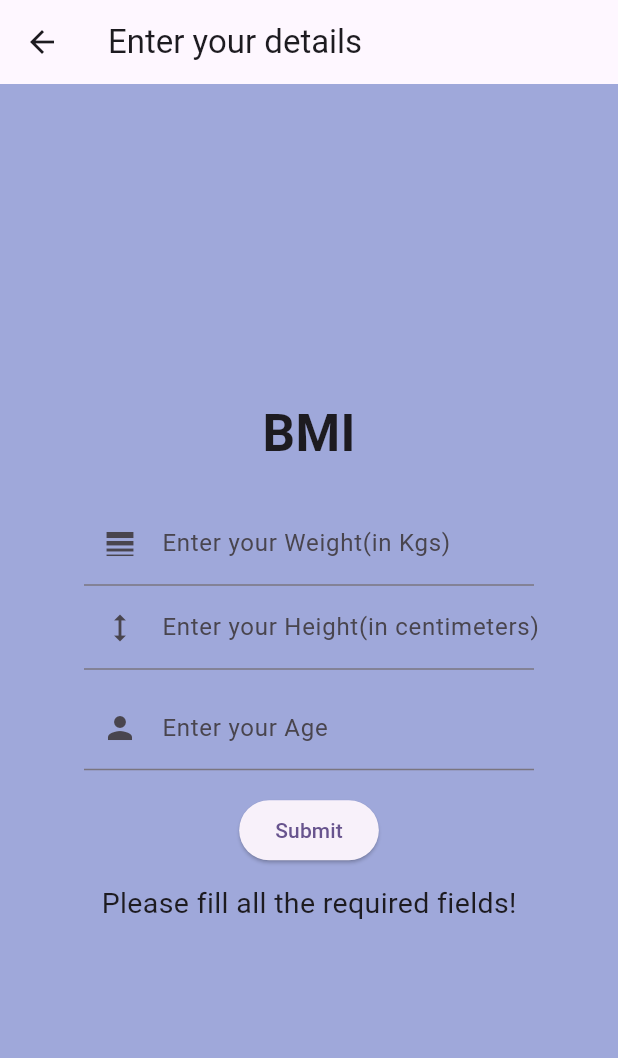
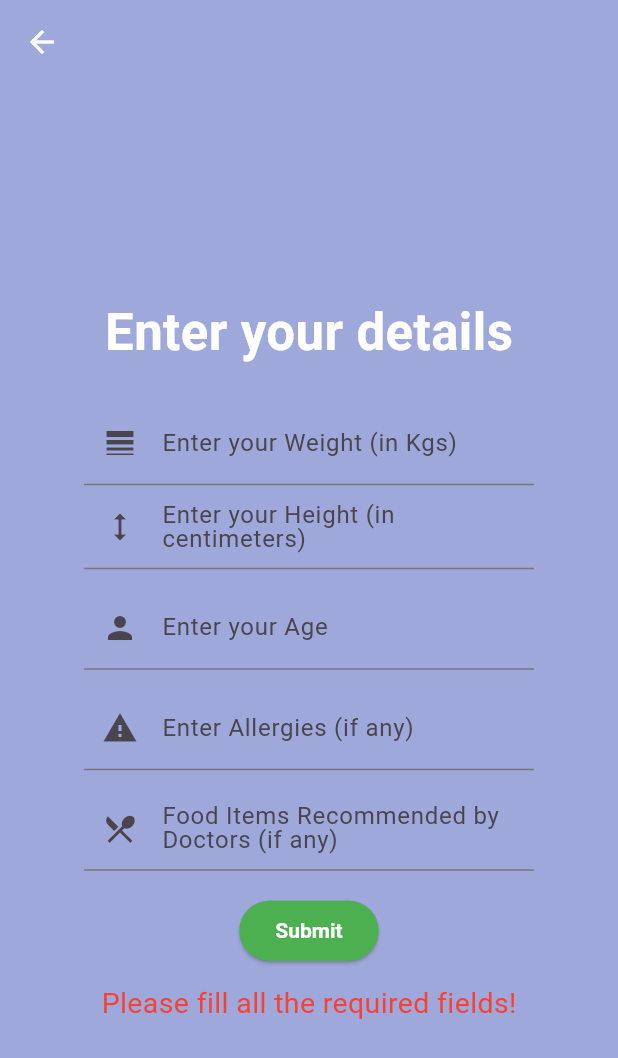
Before and after one commit to hashanwijemanna/NutriMob, a Flutter app: the BMICalculater screen opened directly, after a tap on "Submit", on a phone screen of 412 x 824 dp. Shown: the top 1058 px of the screen. Run offline on Flutter 3.47's test engine with Material 3 defaults, Android fonts, the phone set to English and light mode, and no system bars; our stand-ins replace cloud_firestore, firebase_auth, firebase_core, firebase_database, google_sign_in, smooth_page_indicator; accounts and stored records are empty.

Commit message:
Updated.
Added firebase real time database to get user's bio data.

```diff
--- a/nutri_mob/lib/BMI CAL.dart
+++ b/nutri_mob/lib/BMI CAL.dart
@@ -1,6 +1,8 @@
 import 'package:flutter/material.dart';
 import 'package:firebase_auth/firebase_auth.dart';
 import 'package:firebase_database/firebase_database.dart';
+import 'package:nutri_mob/home.dart';
+import 'package:nutri_mob/main.dart';
 
 class BMICalculater extends StatefulWidget {
   const BMICalculater({Key? key}) : super(key: key);
@@ -13,6 +15,8 @@ class _BMICalculaterState extends State<BMICalculater> {
   var wtController = TextEditingController();
   var htController = TextEditingController();
   var agController = TextEditingController();
+  var allergiesController = TextEditingController();
+  var foodItemsController = TextEditingController();
 
   var result = "";
   var bgColor = Colors.indigo.shade200;
@@ -24,7 +28,12 @@ class _BMICalculaterState extends State<BMICalculater> {
   Widget build(BuildContext context) {
     return Scaffold(
       appBar: AppBar(
-        title: Text('Enter your details'),
+        title: Text(
+          '',
+          style: TextStyle(color: Colors.white),
+        ),
+        backgroundColor: bgColor,
+        iconTheme: IconThemeData(color: Colors.white), // Back button color
       ),
       body: Container(
         color: bgColor,
@@ -35,14 +44,18 @@ class _BMICalculaterState extends State<BMICalculater> {
               mainAxisAlignment: MainAxisAlignment.center,
               children: [
                 Text(
-                  'BMI',
-                  style: TextStyle(fontSize: 34, fontWeight: FontWeight.w700),
+                  'Enter your details',
+                  style: TextStyle(
+                    fontSize: 34,
+                    fontWeight: FontWeight.w700,
+                    color: Colors.white,
+                  ),
                 ),
                 SizedBox(height: 21),
                 TextField(
                   controller: wtController,
                   decoration: InputDecoration(
-                    label: Text('Enter your Weight(in Kgs)'),
+                    label: Text('Enter your Weight (in Kgs)'),
                     prefixIcon: Icon(Icons.line_weight),
                   ),
                   keyboardType: TextInputType.number,
@@ -50,7 +63,7 @@ class _BMICalculaterState extends State<BMICalculater> {
                 TextField(
                   controller: htController,
                   decoration: InputDecoration(
-                    label: Text('Enter your Height(in centimeters)'),
+                    label: Text('Enter your Height (in centimeters)'),
                     prefixIcon: Icon(Icons.height),
                   ),
                   keyboardType: TextInputType.number,
@@ -64,12 +77,32 @@ class _BMICalculaterState extends State<BMICalculater> {
                   ),
                   keyboardType: TextInputType.number,
                 ),
+                SizedBox(height: 11),
+                TextField(
+                  controller: allergiesController,
+                  decoration: InputDecoration(
+                    label: Text('Enter Allergies (if any)'),
+                    prefixIcon: Icon(Icons.warning),
+                  ),
+                  keyboardType: TextInputType.text,
+                ),
+                SizedBox(height: 11),
+                TextField(
+                  controller: foodItemsController,
+                  decoration: InputDecoration(
+                    label: Text('Food Items Recommended by Doctors (if any)'),
+                    prefixIcon: Icon(Icons.local_dining),
+                  ),
+                  keyboardType: TextInputType.text,
+                ),
                 SizedBox(height: 16),
                 ElevatedButton(
                   onPressed: () async {
                     var wt = wtController.text.toString();
                     var ht = htController.text.toString();
                     var age = agController.text.toString();
+                    var allergies = allergiesController.text.toString();
+                    var foodItems = foodItemsController.text.toString();
 
                     if (wt != "" && ht != "" && age != "") {
                       // BMI CALCULATION
@@ -80,25 +113,38 @@ class _BMICalculaterState extends State<BMICalculater> {
                       var tM = iht / 100;
                       var bmi = iWt / (tM * tM);
 
-                      setState(() {
-                        result = "Your BMI is ${bmi.toStringAsFixed(2)}";
-                      });
-
                       // Get the current user
                       User? user = _auth.currentUser;
                       if (user != null) {
                         String email = user.email ?? "unknown";
 
-                        // Push data to Firebase Realtime Database
-                        await _database
-                            .ref("users/${user.uid}/bmiData")
-                            .set({
+                        // Prepare data to push to Firebase Realtime Database
+                        Map<String, dynamic> userData = {
                           "weight": iWt,
                           "height": iht,
                           "age": iAge,
                           "bmi": bmi.toStringAsFixed(2),  // Push BMI value
                           "email": email,
-                        });
+                        };
+
+                        // Add optional fields if they are not empty
+                        if (allergies.isNotEmpty) {
+                          userData["allergies"] = allergies;
+                        }
+                        if (foodItems.isNotEmpty) {
+                          userData["food_items_recommended"] = foodItems;
+                        }
+
+                        // Push data to Firebase Realtime Database
+                        await _database.ref("users/${user.uid}/bioData").set(userData);
+
+                        // Navigate to the result page if successful
+                        Navigator.push(
+                          context,
+                          MaterialPageRoute(
+                            builder: (context) => HomeScreen(),
+                          ),
+                        );
                       }
                     } else {
                       setState(() {
@@ -106,12 +152,22 @@ class _BMICalculaterState extends State<BMICalculater> {
                       });
                     }
                   },
+                  style: ElevatedButton.styleFrom(
+                    foregroundColor: Colors.white,
+                    backgroundColor: Colors.green, // Button color
+                    textStyle: TextStyle(
+                      fontWeight: FontWeight.bold, // Text bold
+                    ),
+                  ),
                   child: Text('Submit'),
                 ),
                 SizedBox(height: 11),
                 Text(
                   result,
-                  style: TextStyle(fontSize: 19),
+                  style: TextStyle(
+                    fontSize: 19,
+                    color: Colors.red, // Result text color
+                  ),
                 ),
               ],
             ),
```
Also changed, not shown: 1 other file.
